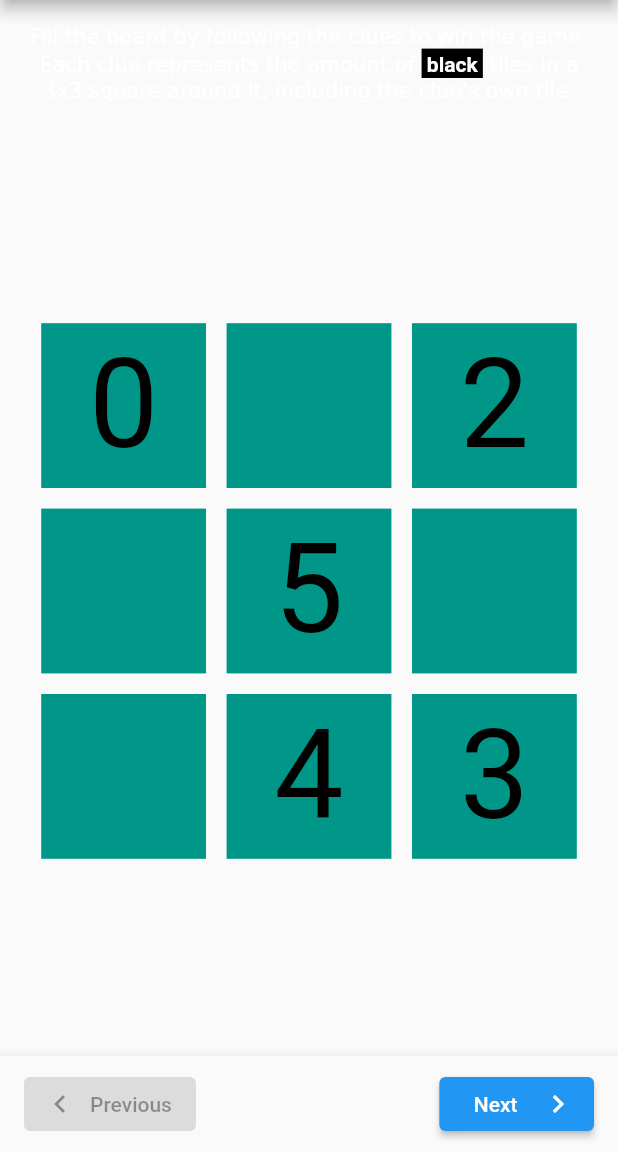
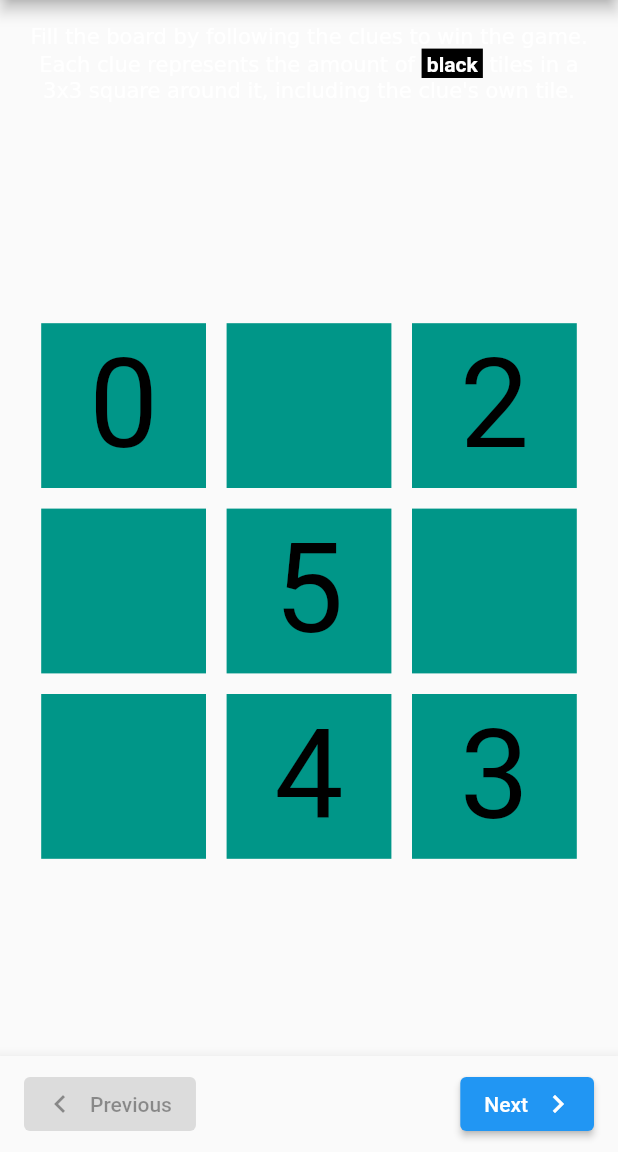
Before and after one commit to ArthurVinbeau/mosaic, a Flutter app: the screen it shows after launch, after a tap on "New Game", after a tap on the "help" icon, on a phone screen of 412 x 824 dp, the part 84-1236 px from its top. Run offline on Flutter 3.47's test engine with Material 2 defaults, Android fonts, the phone set to English and light mode, and no system bars; our stand-ins replace bloc, equatable, flutter_bloc, logger, shared_preferences, vibration; generated files the repository leaves out were written again.

Commit message:
feat(Locale): added en & fr localizations

```diff
--- /dev/null
+++ b/l10n.yaml
@@ -0,0 +1,3 @@
+arb-dir: lib/l10n
+template-arb-file: app_en.arb
+output-localization-file: app_localizations.dart
--- a/lib/blocs/game/game_state.dart
+++ b/lib/blocs/game/game_state.dart
@@ -31,20 +31,29 @@ class NewBoardGameState extends BoardGameState {
 }
 
 class ShowDialogState extends GameState {
-  final String title;
-  final String? description;
-  final String confirmation;
-  final String dismiss;
   final GameEvent confirmationEvent;
   final bool pop;
 
-  ShowDialogState(
-      {required this.title,
-      this.description,
-      this.confirmation = "yes",
-      this.dismiss = "no",
-      required this.confirmationEvent,
-      this.pop = false});
+  ShowDialogState({required this.confirmationEvent, this.pop = false});
+}
+
+class ShowWinDialogState extends ShowDialogState {
+  final String elapsedTime;
+  final int height;
+  final int width;
+
+  ShowWinDialogState(
+      {required GameEvent confirmationEvent,
+      bool pop = false,
+      required this.elapsedTime,
+      required this.height,
+      required this.width})
+      : super(confirmationEvent: confirmationEvent, pop: pop);
+}
+
+class ShowRestartDialogState extends ShowDialogState {
+  ShowRestartDialogState({required GameEvent confirmationEvent, bool pop = false})
+      : super(confirmationEvent: confirmationEvent, pop: pop);
 }
 
 class ControlsGameState extends GameState {
--- a/lib/blocs/tutorial/tutorial_bloc.dart
+++ b/lib/blocs/tutorial/tutorial_bloc.dart
@@ -47,8 +47,6 @@ class TutorialBloc extends Bloc<TutorialEvent, TutorialState> {
       ],
     ];
     _steps.add(_Step(
-      text:
-          "Fill the board by following the clues to win the game.\nEach clue represents the amount of &f;black tiles in a 3x3 square around it, including the clue's own tile.",
       board: board,
       overlay: false,
       boardCheck: false,
@@ -56,8 +54,6 @@ class TutorialBloc extends Bloc<TutorialEvent, TutorialState> {
 
     // Step 1
     _steps.add(_Step(
-      text:
-          "According to the clues, this square is comprised of &e;white tiles only.\nTap on a tile to change its color, a long tap will cycle the colors in the reverse order",
       board: board,
       allowTap: true,
       allowLongTap: true,
@@ -85,8 +81,6 @@ class TutorialBloc extends Bloc<TutorialEvent, TutorialState> {
       ],
     ];
     _steps.add(_Step(
-      text:
-          "These two tiles must be filled in &f;black.\nTap on a tile to change its color, a long tap will cycle the colors in the reverse order",
       board: board,
       allowTap: true,
       allowLongTap: true,
@@ -114,8 +108,6 @@ class TutorialBloc extends Bloc<TutorialEvent, TutorialState> {
       ],
     ];
     _steps.add(_Step(
-      text:
-          "The ink bucket might come in handy to help you fill the board faster, using it on a tile will color all &u;unfilled tiles in a 3x3 square around your tap.",
       board: board,
       allowTap: true,
       isBucket: true,
@@ -144,8 +136,6 @@ class TutorialBloc extends Bloc<TutorialEvent, TutorialState> {
       ],
     ];
     _steps.add(_Step(
-      text:
-          "Congratulations, you've finished the tutorial!\nOn bigger boards you might want to pinch to zoom in and drag to move the board in order to have a better experience.",
       board: board,
       overlay: false,
       allowTap: true,
@@ -162,7 +152,6 @@ class TutorialBloc extends Bloc<TutorialEvent, TutorialState> {
         _totalSteps,
         _steps.first.overlay,
         _steps.first.overlayExceptions,
-        _steps.first.text,
         _steps.first.showPaintBucket,
         _steps.first.allowTap,
         _steps.first.allowLongTap,
@@ -175,7 +164,7 @@ class TutorialBloc extends Bloc<TutorialEvent, TutorialState> {
     if (_currentStep + 1 < _totalSteps) {
       _currentStep++;
       final step = _steps[_currentStep];
-      emit(TutorialBoardState(step.board, _currentStep, _totalSteps, step.overlay, step.overlayExceptions, step.text,
+      emit(TutorialBoardState(step.board, _currentStep, _totalSteps, step.overlay, step.overlayExceptions,
           step.showPaintBucket, step.allowTap, step.allowLongTap, step.isBucket, !step.boardCheck, step.canMove));
     }
   }
@@ -184,7 +173,7 @@ class TutorialBloc extends Bloc<TutorialEvent, TutorialState> {
     if (_currentStep - 1 >= 0) {
       _currentStep--;
       final step = _steps[_currentStep];
-      emit(TutorialBoardState(step.board, _currentStep, _totalSteps, step.overlay, step.overlayExceptions, step.text,
+      emit(TutorialBoardState(step.board, _currentStep, _totalSteps, step.overlay, step.overlayExceptions,
           step.showPaintBucket, step.allowTap, step.allowLongTap, step.isBucket, !step.boardCheck, step.canMove));
     }
   }
@@ -227,7 +216,7 @@ class TutorialBloc extends Bloc<TutorialEvent, TutorialState> {
           }
         }
 
-        emit(TutorialBoardState(board, _currentStep, _totalSteps, state.overlay, state.overlayExceptions, state.text,
+        emit(TutorialBoardState(board, _currentStep, _totalSteps, state.overlay, state.overlayExceptions,
             state.showPaintBucket, state.allowTap, state.allowLongTap, state.isBucket, canContinue, state.canMove));
       }
     }
@@ -235,7 +224,6 @@ class TutorialBloc extends Bloc<TutorialEvent, TutorialState> {
 }
 
 class _Step {
-  final String text;
   final Board board;
   final bool overlay;
   final List<Offset> overlayExceptions;
@@ -248,8 +236,7 @@ class _Step {
   final bool canMove;
 
   _Step(
-      {required this.text,
-      required this.board,
+      {required this.board,
       this.overlay = false,
       this.overlayExceptions = const [],
       this.showPaintBucket = false,
--- a/lib/blocs/tutorial/tutorial_state.dart
+++ b/lib/blocs/tutorial/tutorial_state.dart
@@ -17,14 +17,13 @@ class TutorialBoardState extends TutorialState {
   final Board board;
   final bool overlay;
   final List<Offset> overlayExceptions;
-  final String text;
   final bool showPaintBucket;
   final bool allowTap;
   final bool allowLongTap;
   final bool isBucket;
   final bool canMove;
 
-  const TutorialBoardState(this.board, int currentStep, int totalSteps, this.overlay, this.overlayExceptions, this.text,
+  const TutorialBoardState(this.board, int currentStep, int totalSteps, this.overlay, this.overlayExceptions,
       this.showPaintBucket, this.allowTap, this.allowLongTap, this.isBucket, bool canContinue, this.canMove)
       : super(currentStep, totalSteps, canContinue);
 }
--- a/lib/game_page.dart
+++ b/lib/game_page.dart
@@ -1,5 +1,6 @@
 import 'package:flutter/material.dart';
 import 'package:flutter_bloc/flutter_bloc.dart';
+import 'package:flutter_gen/gen_l10n/app_localizations.dart';
 import 'package:mosaic/blocs/theme/theme_cubit.dart';
 import 'package:mosaic/blocs/timer/timer_bloc.dart';
 import 'package:mosaic/utils/themes.dart';
@@ -107,7 +108,7 @@ class _GamePageState extends State<GamePage> with WidgetsBindingObserver {
             IconButton(
               onPressed: () => context.read<GameBloc>().add(RestartGameButtonEvent()),
               icon: const Icon(Icons.refresh),
-              tooltip: "Restart game",
+              tooltip: AppLocalizations.of(context)!.restartGame,
             )
           ],
         ),
--- a/lib/main.dart
+++ b/lib/main.dart
@@ -1,5 +1,6 @@
 import 'package:flutter/material.dart';
 import 'package:flutter_bloc/flutter_bloc.dart';
+import 'package:flutter_gen/gen_l10n/app_localizations.dart';
 import 'package:mosaic/blocs/app_state/app_state_bloc.dart';
 import 'package:mosaic/blocs/game/game_bloc.dart';
 import 'package:mosaic/blocs/theme/theme_cubit.dart';
@@ -42,8 +43,10 @@ class MyApp extends StatelessWidget {
       ],
       child: BlocBuilder<ThemeCubit, ThemeState>(builder: (BuildContext context, ThemeState state) {
         return MaterialApp(
-          title: 'Mosaic',
+          onGenerateTitle: (context) => AppLocalizations.of(context)!.appTitle,
           navigatorKey: navigatorKey,
+          localizationsDelegates: AppLocalizations.localizationsDelegates,
+          supportedLocales: AppLocalizations.supportedLocales,
           theme: ThemeData(
             primarySwatch: state.theme.primaryColor,
             brightness: state.theme.brightness,
@@ -84,7 +87,7 @@ class _MyHomePageState extends State<MyHomePage> with WidgetsBindingObserver {
     return BlocBuilder<ThemeCubit, ThemeState>(builder: (BuildContext context, ThemeState state) {
       return Scaffold(
         appBar: AppBar(
-          title: const Text("Mosaic"),
+          title: Text(AppLocalizations.of(context)!.appTitle),
           centerTitle: true,
           actions: [
             IconButton(
@@ -113,7 +116,8 @@ class _MyHomePageState extends State<MyHomePage> with WidgetsBindingObserver {
                           padding: const EdgeInsets.all(32.0),
                           width: double.infinity,
                           child: ElevatedButton(
-                            child: Text("Resume Game (${state.baseHeight}x${state.baseWidth})"),
+                            child: Text(
+                                "${AppLocalizations.of(context)!.resumeGame} (${state.baseHeight}x${state.baseWidth})"),
                             onPressed: () => context.read<GameBloc>().add(ResumeGameEvent()),
                           ),
                         ),
--- a/lib/presentation/new_game_widget.dart
+++ b/lib/presentation/new_game_widget.dart
@@ -1,5 +1,6 @@
 import 'package:flutter/material.dart';
 import 'package:flutter_bloc/flutter_bloc.dart';
+import 'package:flutter_gen/gen_l10n/app_localizations.dart';
 import 'package:mosaic/blocs/game/game_bloc.dart';
 
 class NewGameWidget extends StatefulWidget {
@@ -35,6 +36,7 @@ class _NewGameWidgetState extends State<NewGameWidget> {
   Widget _getInputWidget(
       {required BuildContext context,
       required String label,
+      required String Function(String, int) errorString,
       required void Function(int? value) onSaved,
       required TextEditingController controller}) {
     final enabled = _dropDownValue == options.length - 1;
@@ -49,7 +51,7 @@ class _NewGameWidgetState extends State<NewGameWidget> {
         style: enabled
             ? theme.textTheme.titleMedium
             : theme.textTheme.titleMedium?.copyWith(color: theme.textTheme.titleMedium?.color?.withOpacity(0.35)),
-        decoration: InputDecoration(label: Text("Board $label"), errorMaxLines: 10),
+        decoration: InputDecoration(label: Text(label), errorMaxLines: 10),
         onSaved: (String? value) {
           if (value != null) {
             onSaved(int.tryParse(value));
@@ -58,7 +60,7 @@ class _NewGameWidgetState extends State<NewGameWidget> {
         validator: (String? value) {
           int? val;
           if (value == null || (val = int.tryParse(value)) == null || val! < 3) {
-            return "$label must be a valid number and be greater or equal to 3";
+            return errorString(label, 3);
           }
           return null;
         },
@@ -69,10 +71,21 @@ class _NewGameWidgetState extends State<NewGameWidget> {
   @override
   Widget build(BuildContext context) {
     final List<DropdownMenuItem<int>> opts = [];
+    final loc = AppLocalizations.of(context)!;
+    final difficulties = [
+      loc.beginnerLevel,
+      loc.easyLevel,
+      loc.normalLevel,
+      loc.intermediateLevel,
+      loc.challengerLevel,
+      loc.hardLevel,
+      loc.extremeLevel,
+      loc.customLevel,
+    ];
 
     for (int i = 0; i < options.length; i++) {
       final o = options[i];
-      var text = o.name;
+      var text = difficulties[i];
       if (o.height != null && o.width != null) {
         text += " (${o.height}x${o.width})";
       }
@@ -84,7 +97,7 @@ class _NewGameWidgetState extends State<NewGameWidget> {
       children: [
         Padding(
           padding: const EdgeInsets.symmetric(horizontal: 8.0, vertical: 24.0),
-          child: Text("Pick a difficulty", style: Theme.of(context).textTheme.titleLarge),
+          child: Text(loc.difficultyPickerHeader, style: Theme.of(context).textTheme.titleLarge),
         ),
         DropdownButton<int>(
           value: _dropDownValue,
@@ -110,13 +123,15 @@ class _NewGameWidgetState extends State<NewGameWidget> {
               children: [
                 _getInputWidget(
                   context: context,
-                  label: "Height",
+                  label: loc.boardHeight,
+                  errorString: loc.boardSizeError,
                   onSaved: (value) => _height = value ?? _height,
                   controller: _heightController,
                 ),
                 _getInputWidget(
                   context: context,
-                  label: "Width",
+                  label: loc.boardWidth,
+                  errorString: loc.boardSizeError,
                   onSaved: (value) => _width = value ?? _width,
                   controller: _widthController,
                 ),
@@ -125,7 +140,7 @@ class _NewGameWidgetState extends State<NewGameWidget> {
           ),
         ),
         ElevatedButton(
-          child: const Text("New Game"),
+          child: Text(loc.newGame),
           onPressed: () {
             if (_formKey.currentState!.validate()) {
               _formKey.currentState!.save();
@@ -139,6 +154,7 @@ class _NewGameWidgetState extends State<NewGameWidget> {
 }
 
 class _GameOpts {
+  /// Used for indicative purpose only, see l10n for real values
   final String name;
   final int? height;
   final int? width;
--- a/lib/tutorial_page.dart
+++ b/lib/tutorial_page.dart
@@ -1,14 +1,20 @@
+import 'dart:math';
+
 import 'package:flutter/material.dart';
 import 'package:flutter_bloc/flutter_bloc.dart';
+import 'package:flutter_gen/gen_l10n/app_localizations.dart';
 import 'package:mosaic/blocs/theme/theme_cubit.dart';
 import 'package:mosaic/blocs/tutorial/tutorial_bloc.dart';
 import 'package:mosaic/presentation/free_drawing.dart';
+import 'package:mosaic/utils/config.dart';
 import 'package:mosaic/utils/themes.dart';
 
 class TutorialPage extends StatelessWidget {
   const TutorialPage({Key? key}) : super(key: key);
 
-  List<TextSpan> _parseText(BuildContext context, GameTheme theme, String text) {
+  List<TextSpan> _getText(BuildContext context, GameTheme theme, int step, AppLocalizations loc) {
+    String text = [loc.tutorialStep0, loc.tutorialStep1, loc.tutorialStep2, loc.tutorialStep3, loc.tutorialStep4][step];
+
     List<TextSpan> spans = [];
     final regex = RegExp(r'&([feu]);(\w+)', multiLine: true);
     final matches = regex.allMatches(text);
@@ -55,8 +61,13 @@ class TutorialPage extends StatelessWidget {
     return spans;
   }
 
+  String _padString(String str, int maxSize) =>
+      str.padLeft(((maxSize - str.length + 1) / 2).floor(), ' ').padRight(((maxSize - str.length) / 2).floor(), ' ');
+
   @override
   Widget build(BuildContext context) {
+    final loc = AppLocalizations.of(context)!;
+
     return BlocBuilder<TutorialBloc, TutorialState>(builder: (BuildContext context, TutorialState state) {
       Widget body;
       final theme = context.read<ThemeCubit>().state.theme;
@@ -71,7 +82,7 @@ class TutorialPage extends StatelessWidget {
               child: RichText(
                 textAlign: TextAlign.center,
                 text: TextSpan(
-                  children: _parseText(context, theme, state.text),
+                  children: _getText(context, theme, state.currentStep, loc),
                 ),
               ),
             ),
@@ -98,9 +109,12 @@ class TutorialPage extends StatelessWidget {
         Navigator.pop(context);
         body = const Center(child: CircularProgressIndicator());
       }
+
+      final maxSize = max(loc.finish.length, max(loc.previous.length, loc.next.length));
+
       return Scaffold(
         appBar: AppBar(
-          title: const Text("Tutorial"),
+          title: Text(loc.tutorialTitle),
           centerTitle: true,
         ),
         body: body,
@@ -118,7 +132,7 @@ class TutorialPage extends StatelessWidget {
                           }
                         : null,
                     icon: const Icon(Icons.chevron_left),
-                    label: const Text("Previous")),
+                    label: Text(_padString(loc.previous, maxSize))),
                 if (state is TutorialBoardState && state.showPaintBucket)
                   Ink(
                     decoration: ShapeDecoration(shape: const CircleBorder(), color: theme.cellFilled),
@@ -129,6 +143,7 @@ class TutorialPage extends StatelessWidget {
                   child: ElevatedButton.icon(
                       onPressed: state.canContinue
                           ? () {
+                              logger.i("${state.currentStep}, ${state.totalSteps}");
                               if (state.currentStep + 1 < state.totalSteps) {
                                 context.read<TutorialBloc>().add(NextTutorialStepEvent());
                               } else {
@@ -137,8 +152,9 @@ class TutorialPage extends StatelessWidget {
                             }
                           : null,
                       icon: const Icon(Icons.chevron_left),
-                      label:
-                          state.currentStep + 1 < state.totalSteps ? const Text("  Next  ") : const Text(" Finish ")),
+                      label: state.currentStep + 1 < state.totalSteps
+                          ? Text(_padString(loc.next, maxSize))
+                          : Text(_padString(loc.finish, maxSize))),
                 ),
               ],
             ),
--- a/pubspec.yaml
+++ b/pubspec.yaml
@@ -29,6 +29,8 @@ environment:
 dependencies:
   flutter:
     sdk: flutter
+  flutter_localizations:
+    sdk: flutter
 
   shared_preferences: ^2.0.13
   logger: ^1.1.0
@@ -38,6 +40,7 @@ dependencies:
   meta: ^1.7.0
   equatable: ^2.0.3
   vibration: ^1.7.5
+  intl: ^0.17.0
 
 dev_dependencies:
   flutter_test:
@@ -53,3 +56,4 @@ flutter_icons:
 
 flutter:
   uses-material-design: true
+  generate: true
```
Also changed, not shown: lib/blocs/game/game_bloc.dart (+5 -18 lines), lib/l10n/app_en.arb (added, +216 -0 lines), lib/l10n/app_fr.arb (added, +43 -0 lines), lib/presentation/board_widget.dart (+36 -8 lines), lib/theme_picker.dart (+16 -12 lines), pubspec.lock.
